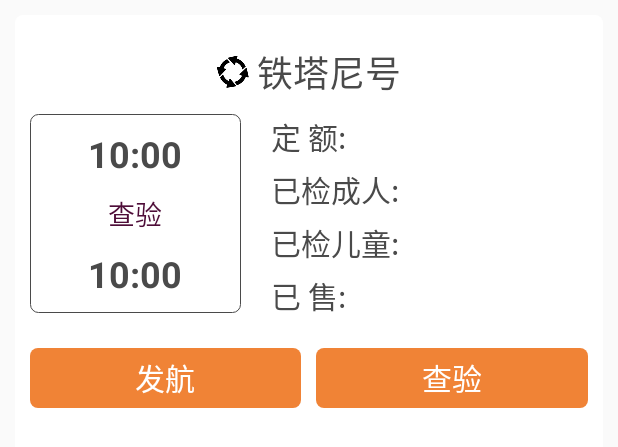
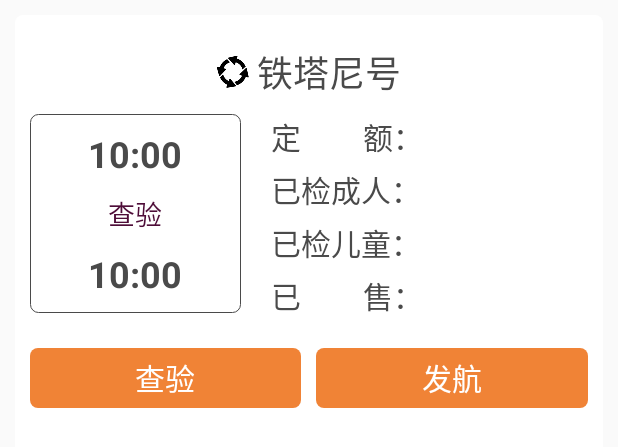
Before and after one commit to Margnus/TravelTicket, an Android app: the layout list_port.xml on its own in the app's theme, with its tools: preview values and no code run, on a phone screen of 412 x 824 dp. Shown: the top 447 px of the screen. Run offline under Robolectric (Android 15) with nearby library versions, the phone set to English and light mode, and no system bars.

Commit message:
样式调整

```diff
--- a/app/src/main/res/drawable/shape_toast_bg.xml
+++ b/app/src/main/res/drawable/shape_toast_bg.xml
@@ -6,6 +6,6 @@
     <solid android:color="#aa000000" />
 
     <!-- corners设置圆角，只适用于rectangle -->
-    <corners android:radius="15dp" />
+    <corners android:radius="5dp" />
 
 </shape>
--- a/app/src/main/res/layout/list_port.xml
+++ b/app/src/main/res/layout/list_port.xml
@@ -78,7 +78,7 @@
                 android:orientation="horizontal">
 
                 <TextView
-                    android:layout_width="100dp"
+                    android:layout_width="wrap_content"
                     android:layout_height="wrap_content"
                     android:text="@string/capacity"
                     android:textColor="@color/black"
@@ -89,7 +89,7 @@
                     android:layout_width="match_parent"
                     android:layout_height="wrap_content"
                     android:ellipsize="end"
-                    android:gravity="center"
+                    android:gravity="left"
                     android:singleLine="true"
                     android:textColor="@color/looper_8"
                     android:textSize="20sp" />
@@ -103,7 +103,7 @@
                 android:orientation="horizontal">
 
                 <TextView
-                    android:layout_width="100dp"
+                    android:layout_width="wrap_content"
                     android:layout_height="wrap_content"
                     android:text="@string/checked"
                     android:textColor="@color/black"
@@ -114,7 +114,7 @@
                     android:layout_width="match_parent"
                     android:layout_height="wrap_content"
                     android:ellipsize="end"
-                    android:gravity="center"
+                    android:gravity="left"
                     android:singleLine="true"
                     android:textColor="@color/looper_8"
                     android:textSize="20sp" />
@@ -127,7 +127,7 @@
                 android:orientation="horizontal">
 
                 <TextView
-                    android:layout_width="100dp"
+                    android:layout_width="wrap_content"
                     android:layout_height="wrap_content"
                     android:text="@string/checked_child"
                     android:textColor="@color/black"
@@ -138,7 +138,7 @@
                     android:layout_width="match_parent"
                     android:layout_height="wrap_content"
                     android:ellipsize="end"
-                    android:gravity="center"
+                    android:gravity="left"
                     android:singleLine="true"
                     android:textColor="@color/looper_8"
                     android:textSize="20sp" />
@@ -151,7 +151,7 @@
                 android:orientation="horizontal">
 
                 <TextView
-                    android:layout_width="100dp"
+                    android:layout_width="wrap_content"
                     android:layout_height="wrap_content"
                     android:text="@string/sale"
                     android:textColor="@color/black"
@@ -162,7 +162,7 @@
                     android:layout_width="match_parent"
                     android:layout_height="wrap_content"
                     android:ellipsize="end"
-                    android:gravity="center"
+                    android:gravity="left"
                     android:singleLine="true"
                     android:textColor="@color/looper_8"
                     android:textSize="20sp" />
@@ -179,25 +179,25 @@
         android:orientation="horizontal">
 
         <TextView
-            android:id="@+id/sailing"
+            android:id="@+id/checkin"
             android:layout_width="1dp"
             android:layout_height="40dp"
             android:layout_weight="1"
             android:layout_marginRight="10dp"
             android:background="@drawable/btn_selector"
             android:gravity="center"
-            android:text="发航"
+            android:text="查验"
             android:textColor="@color/white"
             android:textSize="20sp" />
 
         <TextView
-            android:id="@+id/checkin"
+            android:id="@+id/sailing"
             android:layout_width="1dp"
             android:layout_height="40dp"
             android:layout_weight="1"
             android:background="@drawable/btn_selector"
             android:gravity="center"
-            android:text="查验"
+            android:text="发航"
             android:textColor="@color/white"
             android:textSize="20sp" />
 
--- a/app/src/main/res/values/colors.xml
+++ b/app/src/main/res/values/colors.xml
@@ -19,4 +19,5 @@
     <color name="looper_10">#e58283</color>
     <color name="looper_11">#f08336</color>
     <color name="looper_12">#ffff00</color>
+    <color name="looper_13">#89eb17</color>
 </resources>
--- a/app/src/main/res/values/strings.xml
+++ b/app/src/main/res/values/strings.xml
@@ -1,10 +1,10 @@
 <resources>
     <string name="app_name">两江游票号验证</string>
     <string name="action_settings">设置</string>
-    <string name="capacity">定    额:</string>
-    <string name="checked">已检成人:</string>
-    <string name="checked_child">已检儿童:</string>
-    <string name="sale">已    售:</string>
+    <string name="capacity">定&#8195;&#8195;额：</string>
+    <string name="checked">已检成人：</string>
+    <string name="checked_child">已检儿童：</string>
+    <string name="sale">已&#8195;&#8195;售：</string>
     <string name="logout">退出</string>
     <string name="checked_num">已检合计：%1$d (儿童：%2$d)</string>
     <string name="app_title">重庆两江游验票终端</string>
```
Also changed, not shown: app/src/main/java/com/travel/ticket/DepartureListActivity.java (+10 -1 lines), app/src/main/res/layout/activity_departures.xml (+15 -0 lines), app/src/main/res/layout/ticket_toast.xml (+6 -4 lines).
